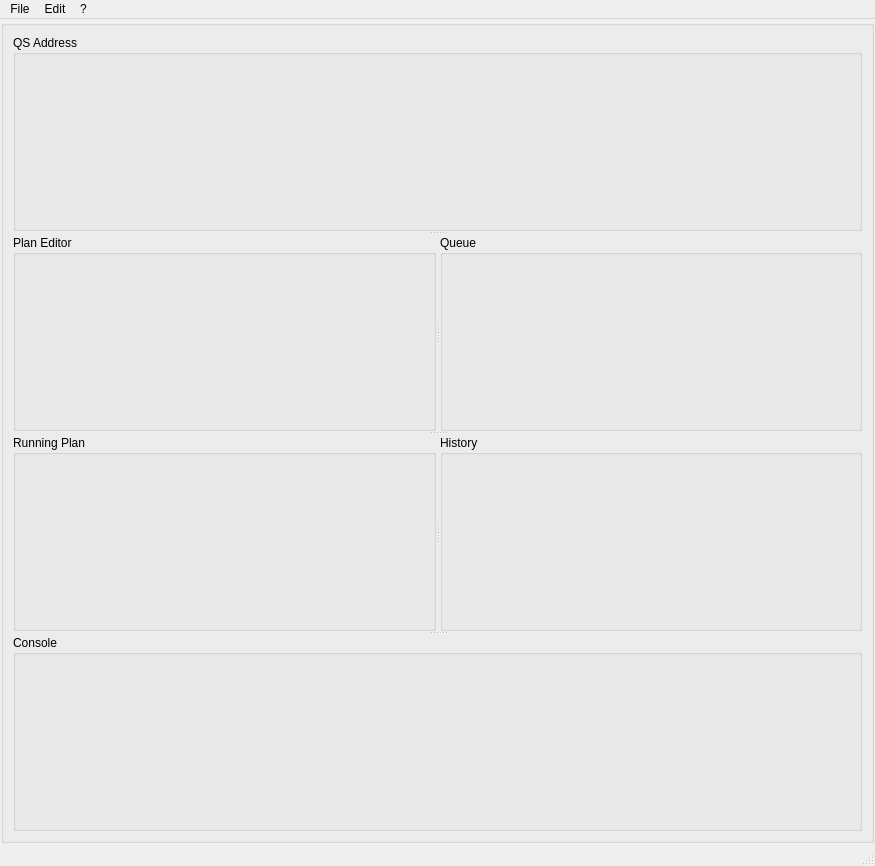
Qt form src/QSview/resources/mainwindow.ui (BCDA-APS/QSview) before a commit.
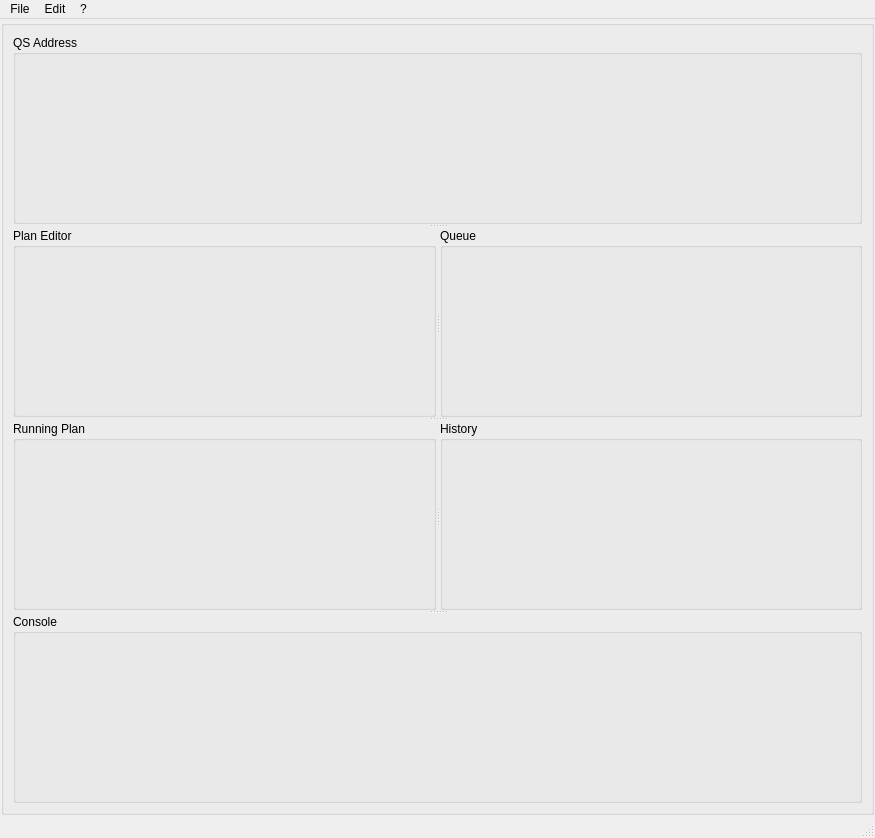
The same form after that commit.

The edit to the form file:
```diff
--- a/src/QSview/resources/mainwindow.ui
+++ b/src/QSview/resources/mainwindow.ui
@@ -7,7 +7,7 @@
     <x>0</x>
     <y>0</y>
     <width>875</width>
-    <height>866</height>
+    <height>838</height>
    </rect>
   </property>
   <property name="windowTitle">
```
Left out of the diff: 7 changed lines with no effect on the pictures.
